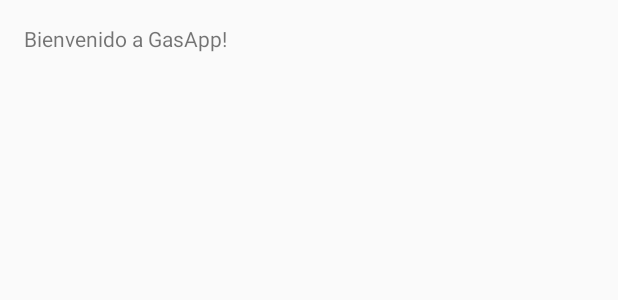
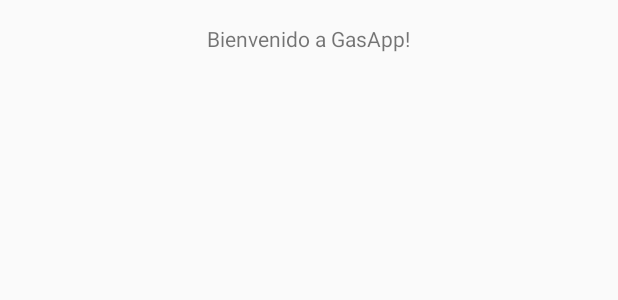
Before and after one commit to MatiasHey/GasApp, an Android app: the layout activity_main.xml on its own in the app's theme, with its tools: preview values and no code run, on a phone screen of 412 x 824 dp. Shown: the top 300 px of the screen. Run offline under Robolectric (Android 15) with nearby library versions, the phone set to English and light mode, and no system bars.

Commit message:
from tinoper

```diff
--- a/app/src/main/res/layout/activity_main.xml
+++ b/app/src/main/res/layout/activity_main.xml
@@ -6,6 +6,9 @@
     android:paddingBottom="@dimen/activity_vertical_margin" tools:context=".MainActivity">
 
     <TextView android:text="@string/hello_world" android:layout_width="wrap_content"
-        android:layout_height="wrap_content" />
+
+        android:layout_height="wrap_content"
+        android:layout_alignParentTop="true"
+        android:layout_centerHorizontal="true" />
 
 </RelativeLayout>
```
Also changed, not shown: 1 other file.
